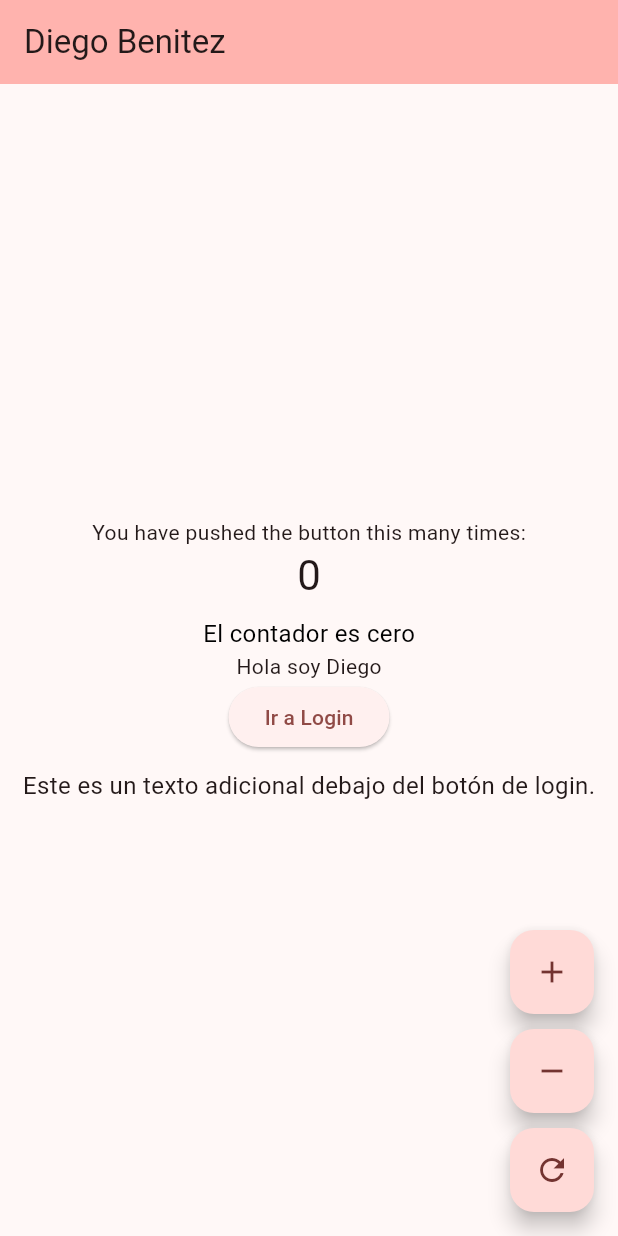
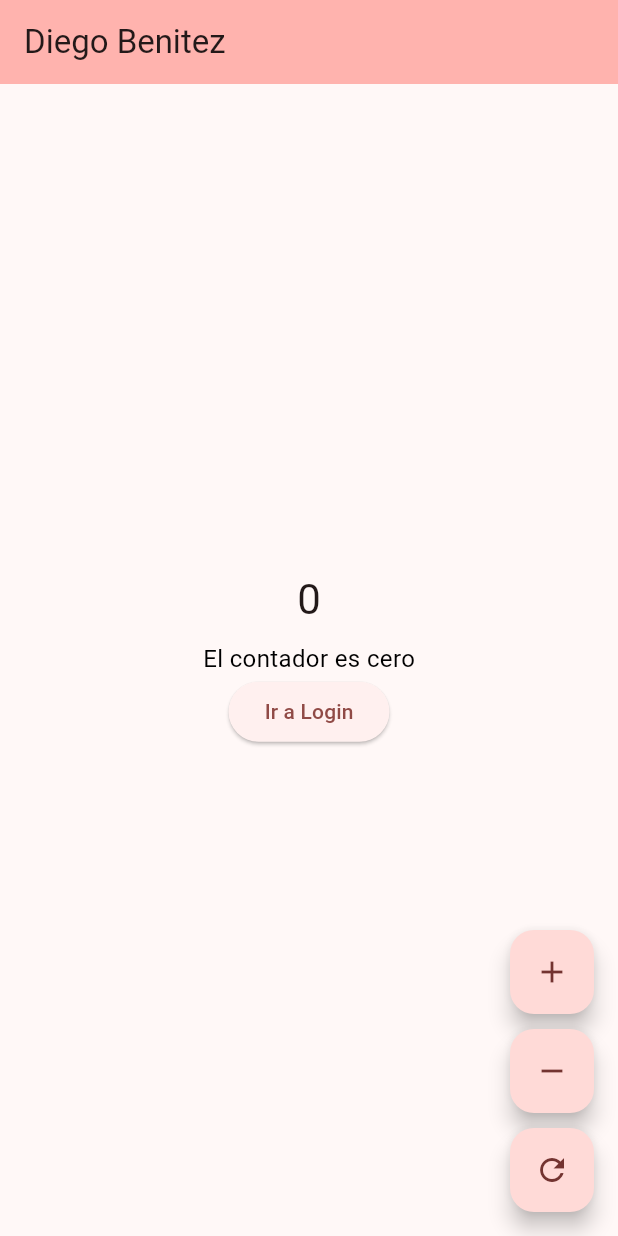
Before and after one commit to diegobenitez2005/dbenitez-flutter001, a Flutter app: the screen it shows after launch, on a phone screen of 412 x 824 dp. Run offline on Flutter 3.47's test engine with Material 3 defaults, Android fonts, the phone set to English and light mode, and no system bars.

Commit message:
Correción bienvenida

```diff
--- a/lib/main.dart
+++ b/lib/main.dart
@@ -119,7 +119,6 @@ class _MyHomePageState extends State<MyHomePage> {
           // wireframe for each widget.
           mainAxisAlignment: MainAxisAlignment.center,
           children: <Widget>[
-            const Text('You have pushed the button this many times:'),
             Text(
               '$_counter',
               style: Theme.of(context).textTheme.headlineMedium,
@@ -139,7 +138,6 @@ class _MyHomePageState extends State<MyHomePage> {
                         : (_counter < 0 ? Colors.red : Colors.black),
               ),
             ),
-            Text("Hola soy Diego"),
             ElevatedButton(
               onPressed: () async {
                 Navigator.push(
@@ -148,12 +146,7 @@ class _MyHomePageState extends State<MyHomePage> {
                 );
               },
               child: const Text('Ir a Login'),
-            ),
-            const SizedBox(height: 10), // Espaciado entre el botón y el texto
-            const Text(
-              'Este es un texto adicional debajo del botón de login.',
-              style: TextStyle(fontSize: 16),
-            ),
+            ), // Espaciado entre el botón y el texto
           ],
         ),
       ),
--- a/lib/views/login_screen.dart
+++ b/lib/views/login_screen.dart
@@ -68,7 +68,7 @@ class LoginScreen extends StatelessWidget {
 
                       // Muestra un mensaje de éxito
 
-                        Navigator.push(context, MaterialPageRoute(builder: (context) => WelcomeScreen()));
+                        Navigator.push(context, MaterialPageRoute(builder: (context) => WelcomeScreen(username: username)));
 
                     } catch (e) {
                       // Maneja errores del servicio
```
Also changed, not shown: lib/views/welcome_screen.dart (+5 -2 lines).
